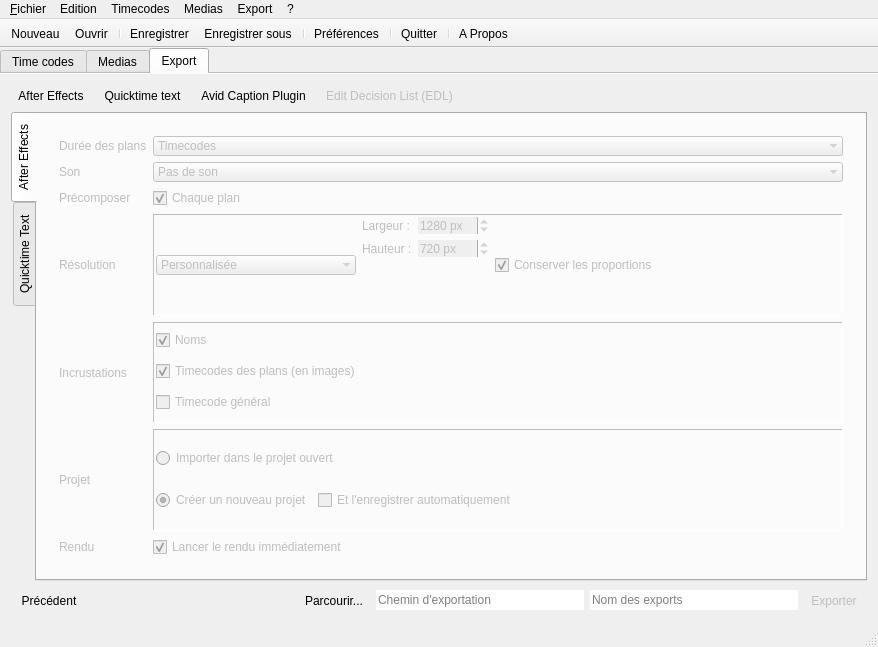
This is src/mainwindow.ui in RxLaboratory/Dutico as Qt 5 draws it before an edit. The edited form follows.
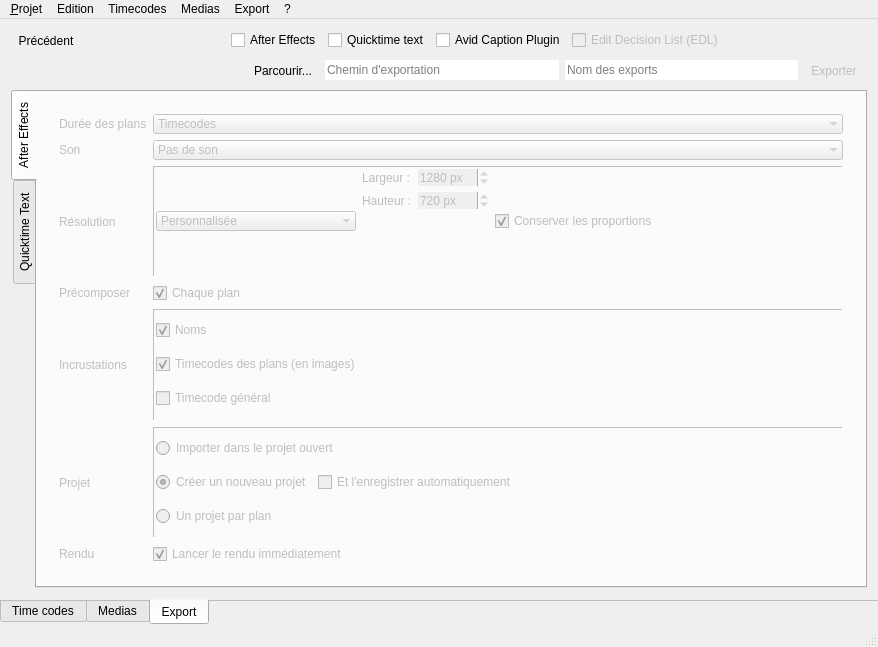
This is the edited form. The open tabs and pages were chosen to show the change. Icons and pictures are not drawn.

Commit message: New Icons & Export to one AEP per Shot

Diff of the .ui file:
```diff
--- a/src/mainwindow.ui
+++ b/src/mainwindow.ui
@@ -36,6 +36,9 @@
     </property>
     <item>
      <widget class="QTabWidget" name="tabs">
+      <property name="tabPosition">
+       <enum>QTabWidget::South</enum>
+      </property>
       <property name="currentIndex">
        <number>0</number>
       </property>
@@ -1164,7 +1167,46 @@
         <item>
          <layout class="QHBoxLayout" name="horizontalLayout_9">
           <item>
-           <widget class="QToolButton" name="aeButton">
+           <widget class="QToolButton" name="previousExportButton">
+            <property name="statusTip">
+             <string>Revenir à la gestion des medias.</string>
+            </property>
+            <property name="text">
+             <string>Précédent</string>
+            </property>
+            <property name="icon">
+             <iconset resource="ressources.qrc">
+              <normaloff>:/icons/arrow_left</normaloff>:/icons/arrow_left</iconset>
+            </property>
+            <property name="iconSize">
+             <size>
+              <width>32</width>
+              <height>32</height>
+             </size>
+            </property>
+            <property name="toolButtonStyle">
+             <enum>Qt::ToolButtonTextBesideIcon</enum>
+            </property>
+            <property name="autoRaise">
+             <bool>true</bool>
+            </property>
+           </widget>
+          </item>
+          <item>
+           <spacer name="horizontalSpacer_11">
+            <property name="orientation">
+             <enum>Qt::Horizontal</enum>
+            </property>
+            <property name="sizeHint" stdset="0">
+             <size>
+              <width>40</width>
+              <height>20</height>
+             </size>
+            </property>
+           </spacer>
+          </item>
+          <item>
+           <widget class="QCheckBox" name="aeButton">
             <property name="statusTip">
              <string>Active les exports vers After Effects.</string>
             </property>
@@ -1184,16 +1226,10 @@
             <property name="checkable">
              <bool>true</bool>
             </property>
-            <property name="toolButtonStyle">
-             <enum>Qt::ToolButtonTextBesideIcon</enum>
-            </property>
-            <property name="autoRaise">
-             <bool>true</bool>
-            </property>
            </widget>
           </item>
           <item>
-           <widget class="QToolButton" name="qtButton">
+           <widget class="QCheckBox" name="qtButton">
             <property name="statusTip">
              <string>Active les exports en Quicktime text.</string>
             </property>
@@ -1213,16 +1249,10 @@
             <property name="checkable">
              <bool>true</bool>
             </property>
-            <property name="toolButtonStyle">
-             <enum>Qt::ToolButtonTextBesideIcon</enum>
-            </property>
-            <property name="autoRaise">
-             <bool>true</bool>
-            </property>
            </widget>
           </item>
           <item>
-           <widget class="QToolButton" name="acpButton">
+           <widget class="QCheckBox" name="acpButton">
             <property name="statusTip">
              <string>Active les exports en Avid Caption Plugin.</string>
             </property>
@@ -1242,16 +1272,10 @@
             <property name="checkable">
              <bool>true</bool>
             </property>
-            <property name="toolButtonStyle">
-             <enum>Qt::ToolButtonTextBesideIcon</enum>
-            </property>
-            <property name="autoRaise">
-             <bool>true</bool>
-            </property>
            </widget>
           </item>
           <item>
-           <widget class="QToolButton" name="edlButton">
+           <widget class="QCheckBox" name="edlButton">
             <property name="enabled">
              <bool>false</bool>
             </property>
@@ -1274,12 +1298,6 @@
             <property name="checkable">
              <bool>true</bool>
             </property>
-            <property name="toolButtonStyle">
-             <enum>Qt::ToolButtonTextBesideIcon</enum>
-            </property>
-            <property name="autoRaise">
-             <bool>true</bool>
-            </property>
            </widget>
           </item>
           <item>
@@ -1297,6 +1315,116 @@
           </item>
          </layout>
         </item>
+        <item>
+         <layout class="QHBoxLayout" name="horizontalLayout_7">
+          <property name="leftMargin">
+           <number>3</number>
+          </property>
+          <property name="topMargin">
+           <number>3</number>
+          </property>
+          <property name="rightMargin">
+           <number>3</number>
+          </property>
+          <property name="bottomMargin">
+           <number>3</number>
+          </property>
+          <item>
+           <spacer name="horizontalSpacer_4">
+            <property name="orientation">
+             <enum>Qt::Horizontal</enum>
+            </property>
+            <property name="sizeHint" stdset="0">
+             <size>
+              <width>40</width>
+              <height>20</height>
+             </size>
+            </property>
+           </spacer>
+          </item>
+          <item>
+           <widget class="QToolButton" name="exportBrowseButton">
+            <property name="statusTip">
+             <string>Choisir le dossier de destination des exports.</string>
+            </property>
+            <property name="text">
+             <string>Parcourir...</string>
+            </property>
+            <property name="icon">
+             <iconset resource="ressources.qrc">
+              <normaloff>:/icons/fodler_media</normaloff>:/icons/fodler_media</iconset>
+            </property>
+            <property name="iconSize">
+             <size>
+              <width>32</width>
+              <height>32</height>
+             </size>
+            </property>
+            <property name="toolButtonStyle">
+             <enum>Qt::ToolButtonTextBesideIcon</enum>
+            </property>
+            <property name="autoRaise">
+             <bool>true</bool>
+            </property>
+           </widget>
+          </item>
+          <item>
+           <widget class="QLineEdit" name="exportNameEdit">
+            <property name="statusTip">
+             <string>Dossier de destination des exports.</string>
+            </property>
+            <property name="frame">
+             <bool>false</bool>
+            </property>
+            <property name="placeholderText">
+             <string>Chemin d'exportation</string>
+            </property>
+           </widget>
+          </item>
+          <item>
+           <widget class="QLineEdit" name="exportNameEdit_2">
+            <property name="statusTip">
+             <string>Nom des exports.</string>
+            </property>
+            <property name="frame">
+             <bool>false</bool>
+            </property>
+            <property name="placeholderText">
+             <string>Nom des exports</string>
+            </property>
+           </widget>
+          </item>
+          <item>
+           <widget class="QToolButton" name="exportButton">
+            <property name="enabled">
+             <bool>false</bool>
+            </property>
+            <property name="statusTip">
+             <string>Lancer l'exportation.</string>
+            </property>
+            <property name="text">
+             <string>Exporter</string>
+            </property>
+            <property name="icon">
+             <iconset resource="ressources.qrc">
+              <normaloff>:/icons/file_media</normaloff>:/icons/file_media</iconset>
+            </property>
+            <property name="iconSize">
+             <size>
+              <width>32</width>
+              <height>32</height>
+             </size>
+            </property>
+            <property name="toolButtonStyle">
+             <enum>Qt::ToolButtonTextUnderIcon</enum>
+            </property>
+            <property name="autoRaise">
+             <bool>true</bool>
+            </property>
+           </widget>
+          </item>
+         </layout>
+        </item>
         <item>
          <widget class="QTabWidget" name="exportTabs">
           <property name="tabPosition">
@@ -1326,6 +1454,9 @@
             <item>
              <widget class="QWidget" name="exportAEWidget" native="true">
               <layout class="QFormLayout" name="formLayout_3">
+               <property name="fieldGrowthPolicy">
+                <enum>QFormLayout::AllNonFixedFieldsGrow</enum>
+               </property>
                <item row="0" column="0">
                 <widget class="QLabel" name="label_2">
                  <property name="sizePolicy">
@@ -1400,35 +1531,6 @@
                  </item>
                 </widget>
                </item>
-               <item row="2" column="0">
-                <widget class="QLabel" name="label_9">
-                 <property name="sizePolicy">
-                  <sizepolicy hsizetype="Preferred" vsizetype="Expanding">
-                   <horstretch>0</horstretch>
-                   <verstretch>0</verstretch>
-                  </sizepolicy>
-                 </property>
-                 <property name="statusTip">
-                  <string>Vous pouvez précomposer automatiquement les différents calques composant les clips (medias et timecodes)</string>
-                 </property>
-                 <property name="text">
-                  <string>Précomposer</string>
-                 </property>
-                </widget>
-               </item>
-               <item row="2" column="1">
-                <widget class="QCheckBox" name="precomposeButton">
-                 <property name="statusTip">
-                  <string>Vous pouvez précomposer automatiquement les différents calques composant les clips (medias et timecodes)</string>
-                 </property>
-                 <property name="text">
-                  <string>Chaque plan</string>
-                 </property>
-                 <property name="checked">
-                  <bool>true</bool>
-                 </property>
-                </widget>
-               </item>
                <item row="3" column="0">
                 <widget class="QLabel" name="label_6">
                  <property name="sizePolicy">
@@ -1578,7 +1680,7 @@
                  </layout>
                 </widget>
                </item>
-               <item row="4" column="0">
+               <item row="5" column="0">
                 <widget class="QLabel" name="label_7">
                  <property name="sizePolicy">
                   <sizepolicy hsizetype="Preferred" vsizetype="Expanding">
@@ -1594,8 +1696,8 @@
                  </property>
                 </widget>
                </item>
-               <item row="4" column="1">
-                <widget class="QFrame" name="frame">
+               <item row="5" column="1">
+                <widget class="QFrame" name="bitcFrame">
                  <property name="frameShape">
                   <enum>QFrame::Panel</enum>
                  </property>
@@ -1654,7 +1756,7 @@
                  </layout>
                 </widget>
                </item>
-               <item row="5" column="0">
+               <item row="6" column="0">
                 <widget class="QLabel" name="label_10">
                  <property name="sizePolicy">
                   <sizepolicy hsizetype="Preferred" vsizetype="Expanding">
@@ -1667,36 +1769,7 @@
                  </property>
                 </widget>
                </item>
-               <item row="6" column="0">
-                <widget class="QLabel" name="label_8">
-                 <property name="sizePolicy">
-                  <sizepolicy hsizetype="Preferred" vsizetype="Expanding">
-                   <horstretch>0</horstretch>
-                   <verstretch>0</verstretch>
-                  </sizepolicy>
-                 </property>
-                 <property name="statusTip">
-                  <string>Vous pouvez lancer automatiquement le rendu dès que la composition est crée. Le rendu utilisera le paramètre prédéfini nommé &quot;dutico&quot; si il existe.</string>
-                 </property>
-                 <property name="text">
-                  <string>Rendu</string>
-                 </property>
-                </widget>
-               </item>
                <item row="6" column="1">
-                <widget class="QCheckBox" name="renderBox">
-                 <property name="statusTip">
-                  <string>Vous pouvez lancer automatiquement le rendu dès que la composition est crée. Le rendu utilisera le paramètre prédéfini nommé &quot;dutico&quot; si il existe.</string>
-                 </property>
-                 <property name="text">
-                  <string>Lancer le rendu immédiatement</string>
-                 </property>
-                 <property name="checked">
-                  <bool>true</bool>
-                 </property>
-                </widget>
-               </item>
-               <item row="5" column="1">
                 <widget class="QFrame" name="frame">
                  <property name="frameShape">
                   <enum>QFrame::Panel</enum>
@@ -1767,9 +1840,77 @@
                     </item>
                    </layout>
                   </item>
+                  <item>
+                   <widget class="QRadioButton" name="shotAEPBox">
+                    <property name="statusTip">
+                     <string>Crée un projet AEP pour chaque plan.</string>
+                    </property>
+                    <property name="text">
+                     <string>Un projet par plan</string>
+                    </property>
+                   </widget>
+                  </item>
                  </layout>
                 </widget>
                </item>
+               <item row="7" column="0">
+                <widget class="QLabel" name="label_8">
+                 <property name="sizePolicy">
+                  <sizepolicy hsizetype="Preferred" vsizetype="Expanding">
+                   <horstretch>0</horstretch>
+                   <verstretch>0</verstretch>
+                  </sizepolicy>
+                 </property>
+                 <property name="statusTip">
+                  <string>Vous pouvez lancer automatiquement le rendu dès que la composition est crée. Le rendu utilisera le paramètre prédéfini nommé &quot;dutico&quot; si il existe.</string>
+                 </property>
+                 <property name="text">
+                  <string>Rendu</string>
+                 </property>
+                </widget>
+               </item>
+               <item row="7" column="1">
+                <widget class="QCheckBox" name="renderBox">
+                 <property name="statusTip">
+                  <string>Vous pouvez lancer automatiquement le rendu dès que la composition est crée. Le rendu utilisera le paramètre prédéfini nommé &quot;dutico&quot; si il existe.</string>
+                 </property>
+                 <property name="text">
+                  <string>Lancer le rendu immédiatement</string>
+                 </property>
+                 <property name="checked">
+                  <bool>true</bool>
+                 </property>
+                </widget>
+               </item>
+               <item row="4" column="0">
+                <widget class="QLabel" name="label_9">
+                 <property name="sizePolicy">
+                  <sizepolicy hsizetype="Preferred" vsizetype="Expanding">
+                   <horstretch>0</horstretch>
+                   <verstretch>0</verstretch>
+                  </sizepolicy>
+                 </property>
+                 <property name="statusTip">
+                  <string>Vous pouvez précomposer automatiquement les différents calques composant les clips (medias et timecodes)</string>
+                 </property>
+                 <property name="text">
+                  <string>Précomposer</string>
+                 </property>
+                </widget>
+               </item>
+               <item row="4" column="1">
+                <widget class="QCheckBox" name="precomposeButton">
+                 <property name="statusTip">
+                  <string>Vous pouvez précomposer automatiquement les différents calques composant les clips (medias et timecodes)</string>
+                 </property>
+                 <property name="text">
+                  <string>Chaque plan</string>
+                 </property>
+                 <property name="checked">
+                  <bool>true</bool>
+                 </property>
+                </widget>
+               </item>
               </layout>
              </widget>
             </item>
@@ -2050,142 +2191,6 @@
           </widget>
          </widget>
         </item>
-        <item>
-         <layout class="QHBoxLayout" name="horizontalLayout_7">
-          <property name="leftMargin">
-           <number>3</number>
-          </property>
-          <property name="topMargin">
-           <number>3</number>
-          </property>
-          <property name="rightMargin">
-           <number>3</number>
-          </property>
-          <property name="bottomMargin">
-           <number>3</number>
-          </property>
-          <item>
-           <widget class="QToolButton" name="previousExportButton">
-            <property name="statusTip">
-             <string>Revenir à la gestion des medias.</string>
-            </property>
-            <property name="text">
-             <string>Précédent</string>
-            </property>
-            <property name="icon">
-             <iconset resource="ressources.qrc">
-              <normaloff>:/icons/Arrow Left.png</normaloff>:/icons/Arrow Left.png</iconset>
-            </property>
-            <property name="iconSize">
-             <size>
-              <width>32</width>
-              <height>32</height>
-             </size>
-            </property>
-            <property name="toolButtonStyle">
-             <enum>Qt::ToolButtonTextUnderIcon</enum>
-            </property>
-            <property name="autoRaise">
-             <bool>true</bool>
-            </property>
-           </widget>
-          </item>
-          <item>
-           <spacer name="horizontalSpacer_4">
-            <property name="orientation">
-             <enum>Qt::Horizontal</enum>
-            </property>
-            <property name="sizeHint" stdset="0">
-             <size>
-              <width>40</width>
-              <height>20</height>
-             </size>
-            </property>
-           </spacer>
-          </item>
-          <item>
-           <widget class="QToolButton" name="exportBrowseButton">
-            <property name="statusTip">
-             <string>Choisir le dossier de destination des exports.</string>
-            </property>
-            <property name="text">
-             <string>Parcourir...</string>
-            </property>
-            <property name="icon">
-             <iconset resource="ressources.qrc">
-              <normaloff>:/icons/savevideo.png</normaloff>:/icons/savevideo.png</iconset>
-            </property>
-            <property name="iconSize">
-             <size>
-              <width>32</width>
-              <height>32</height>
-             </size>
-            </property>
-            <property name="toolButtonStyle">
-             <enum>Qt::ToolButtonTextBesideIcon</enum>
-            </property>
-            <property name="autoRaise">
-             <bool>true</bool>
-            </property>
-           </widget>
-          </item>
-          <item>
-           <widget class="QLineEdit" name="exportNameEdit">
-            <property name="statusTip">
-             <string>Dossier de destination des exports.</string>
-            </property>
-            <property name="frame">
-             <bool>false</bool>
-            </property>
-            <property name="placeholderText">
-             <string>Chemin d'exportation</string>
-            </property>
-           </widget>
-          </item>
-          <item>
-           <widget class="QLineEdit" name="exportNameEdit_2">
-            <property name="statusTip">
-             <string>Nom des exports.</string>
-            </property>
-            <property name="frame">
-             <bool>false</bool>
-            </property>
-            <property name="placeholderText">
-             <string>Nom des exports</string>
-            </property>
-           </widget>
-          </item>
-          <item>
-           <widget class="QToolButton" name="exportButton">
-            <property name="enabled">
-             <bool>false</bool>
-            </property>
-            <property name="statusTip">
-             <string>Lancer l'exportation.</string>
-            </property>
-            <property name="text">
-             <string>Exporter</string>
-            </property>
-            <property name="icon">
-             <iconset resource="ressources.qrc">
-              <normaloff>:/icons/video.png</normaloff>:/icons/video.png</iconset>
-            </property>
-            <property name="iconSize">
-             <size>
-              <width>32</width>
-              <height>32</height>
-             </size>
-            </property>
-            <property name="toolButtonStyle">
-             <enum>Qt::ToolButtonTextUnderIcon</enum>
-            </property>
-            <property name="autoRaise">
-             <bool>true</bool>
-            </property>
-           </widget>
-          </item>
-         </layout>
-        </item>
        </layout>
       </widget>
      </widget>
@@ -2206,7 +2211,7 @@
    </property>
    <widget class="QMenu" name="menuFichier">
     <property name="title">
-     <string>&amp;Fichier</string>
+     <string>&amp;Projet</string>
     </property>
     <addaction name="actionNouveau"/>
     <addaction name="actionOuvrir"/>
@@ -2266,43 +2271,6 @@
    <addaction name="menuExport"/>
    <addaction name="menu"/>
   </widget>
-  <widget class="QToolBar" name="toolBar">
-   <property name="windowTitle">
-    <string>toolBar</string>
-   </property>
-   <property name="statusTip">
-    <string/>
-   </property>
-   <property name="movable">
-    <bool>false</bool>
-   </property>
-   <property name="iconSize">
-    <size>
-     <width>32</width>
-     <height>32</height>
-    </size>
-   </property>
-   <property name="toolButtonStyle">
-    <enum>Qt::ToolButtonTextBesideIcon</enum>
-   </property>
-   <attribute name="toolBarArea">
-    <enum>TopToolBarArea</enum>
-   </attribute>
-   <attribute name="toolBarBreak">
-    <bool>false</bool>
-   </attribute>
-   <addaction name="actionNouveau"/>
-   <addaction name="actionOuvrir"/>
-   <addaction name="separator"/>
-   <addaction name="actionEnregistrer"/>
-   <addaction name="actionEnregistrer_sous"/>
-   <addaction name="separator"/>
-   <addaction name="actionPr_f_rences"/>
-   <addaction name="separator"/>
-   <addaction name="actionQuitter"/>
-   <addaction name="separator"/>
-   <addaction name="actionAbout"/>
-  </widget>
   <widget class="QStatusBar" name="statusBar"/>
   <action name="actionQuitter">
    <property name="icon">
```
Left out of the diff: 307 changed lines with no effect on the pictures. The commit also changes 70 other files.
